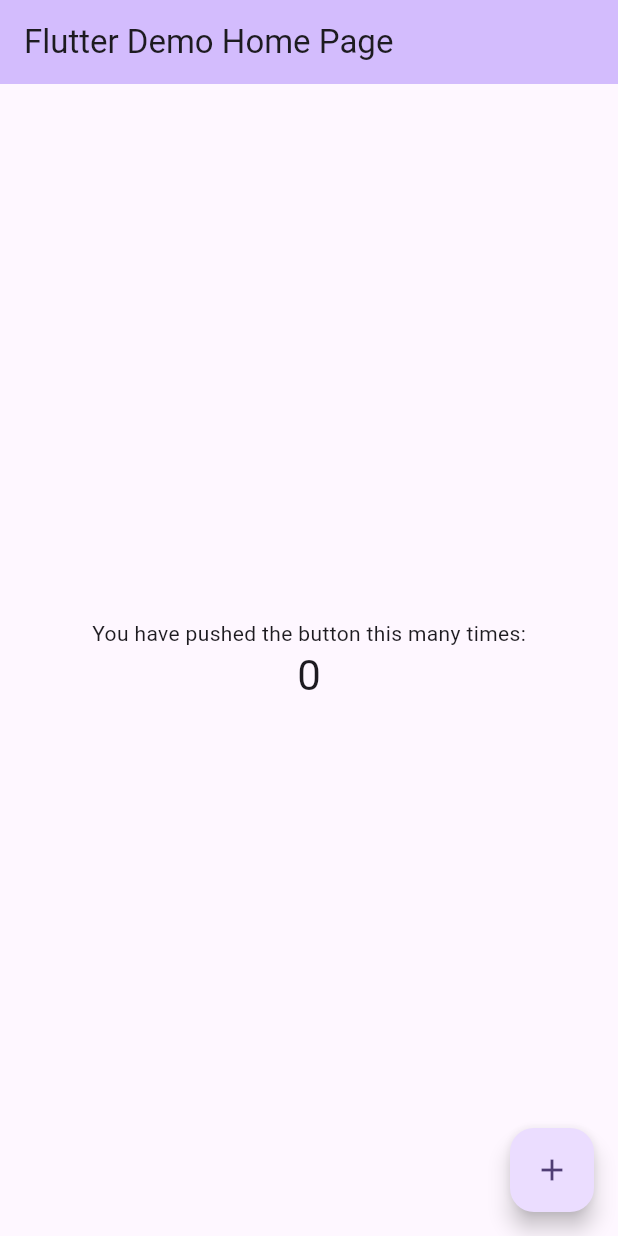
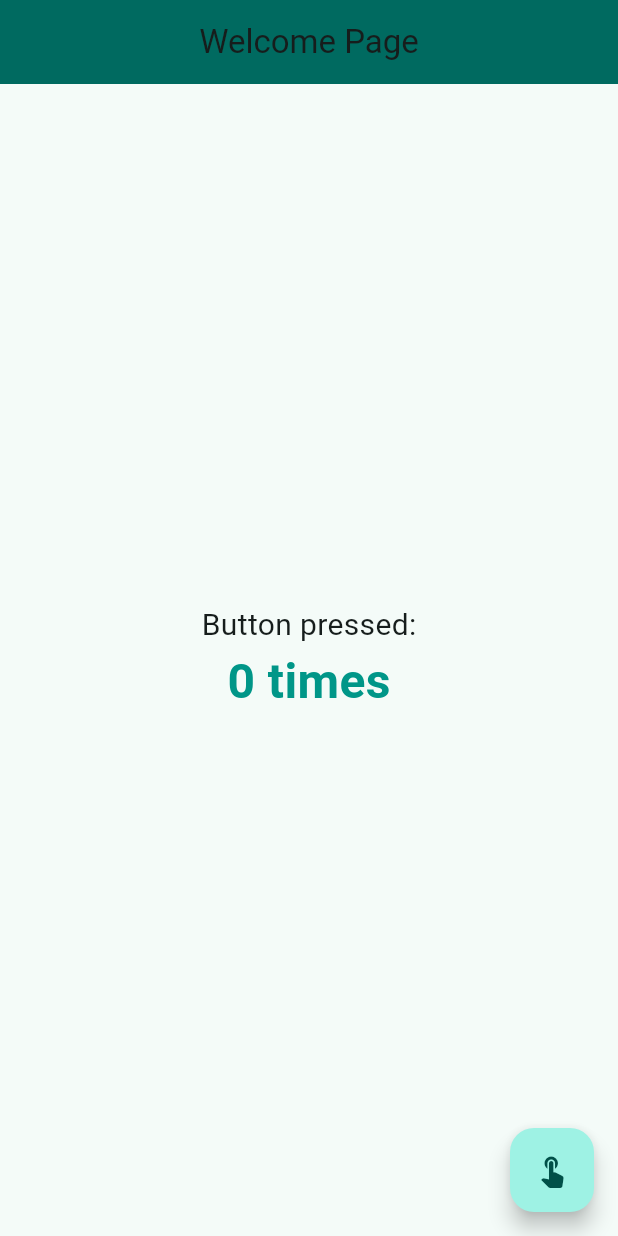
Before and after one commit to Pong36/Flutter_Pasco, a Flutter app: the screen it shows after launch, on a phone screen of 412 x 824 dp. Run offline on Flutter 3.47's test engine with Material 3 defaults, Android fonts, the phone set to English and light mode, and no system bars.

Commit message:
Update main.dart

```diff
--- a/lib/main.dart
+++ b/lib/main.dart
@@ -10,19 +10,18 @@ class MyApp extends StatelessWidget {
   @override
   Widget build(BuildContext context) {
     return MaterialApp(
-      title: 'Flutter Demo',
+      title: 'My First App',
       theme: ThemeData(
-
-        colorScheme: ColorScheme.fromSeed(seedColor: Colors.deepPurple),
+        colorScheme: ColorScheme.fromSeed(seedColor: Colors.teal),
+        useMaterial3: true, // modern look
       ),
-      home: const MyHomePage(title: 'Flutter Demo Home Page'),
+      home: const MyHomePage(title: 'Welcome Page'),
     );
   }
 }
 
 class MyHomePage extends StatefulWidget {
   const MyHomePage({super.key, required this.title});
-
 
   final String title;
 
@@ -31,44 +30,46 @@ class MyHomePage extends StatefulWidget {
 }
 
 class _MyHomePageState extends State<MyHomePage> {
-  int _counter = 0;
+  int _clicks = 0;
 
-  void _incrementCounter() {
+  void _increaseCount() {
     setState(() {
-
-      _counter++;
+      _clicks++;
     });
   }
 
   @override
   Widget build(BuildContext context) {
-
     return Scaffold(
       appBar: AppBar(
-
-        backgroundColor: Theme.of(context).colorScheme.inversePrimary,
-
+        backgroundColor: Theme.of(context).colorScheme.primary,
         title: Text(widget.title),
+        centerTitle: true,
       ),
       body: Center(
-
         child: Column(
-
           mainAxisAlignment: MainAxisAlignment.center,
-          children: <Widget>[
-            const Text('You have pushed the button this many times:'),
+          children: [
+            const Text(
+              'Button pressed:',
+              style: TextStyle(fontSize: 20),
+            ),
             Text(
-              '$_counter',
-              style: Theme.of(context).textTheme.headlineMedium,
+              '$_clicks times',
+              style: const TextStyle(
+                fontSize: 32,
+                fontWeight: FontWeight.bold,
+                color: Colors.teal,
+              ),
             ),
           ],
         ),
       ),
       floatingActionButton: FloatingActionButton(
-        onPressed: _incrementCounter,
-        tooltip: 'Increment',
-        child: const Icon(Icons.add),
-      ), // This trailing comma makes auto-formatting nicer for build methods.
+        onPressed: _increaseCount,
+        tooltip: 'Add',
+        child: const Icon(Icons.touch_app),
+      ),
     );
   }
 }
```
